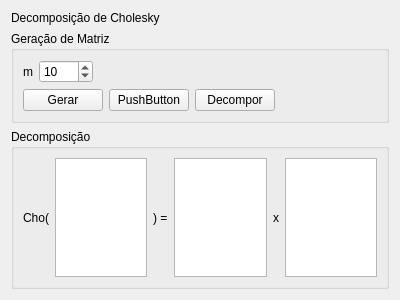
This is Algebra/Matrix01/cholesky_tab.ui in RicardoBusta/Doutorado as Qt 5 draws it before an edit. The edited form follows.
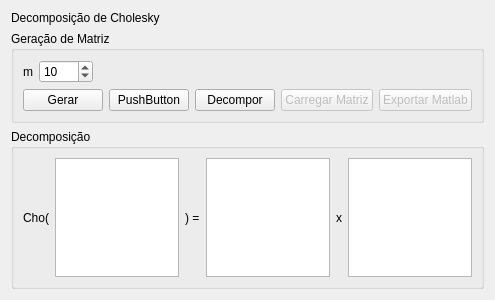
This is the edited form.

Commit message: Adicionando botão de carregar matriz de arquivo e exportar para o matlab.

Diff of the .ui file:
```diff
--- a/Algebra/Matrix01/cholesky_tab.ui
+++ b/Algebra/Matrix01/cholesky_tab.ui
@@ -6,7 +6,7 @@
    <rect>
     <x>0</x>
     <y>0</y>
-    <width>400</width>
+    <width>463</width>
     <height>300</height>
    </rect>
   </property>
@@ -87,6 +87,26 @@
           </property>
          </widget>
         </item>
+        <item>
+         <widget class="QPushButton" name="pushButton">
+          <property name="enabled">
+           <bool>false</bool>
+          </property>
+          <property name="text">
+           <string>Carregar Matriz</string>
+          </property>
+         </widget>
+        </item>
+        <item>
+         <widget class="QPushButton" name="pushButton_2">
+          <property name="enabled">
+           <bool>false</bool>
+          </property>
+          <property name="text">
+           <string>Exportar Matlab</string>
+          </property>
+         </widget>
+        </item>
         <item>
          <spacer name="horizontalSpacer_2">
           <property name="orientation">
```
The commit also changes 17 other files.
